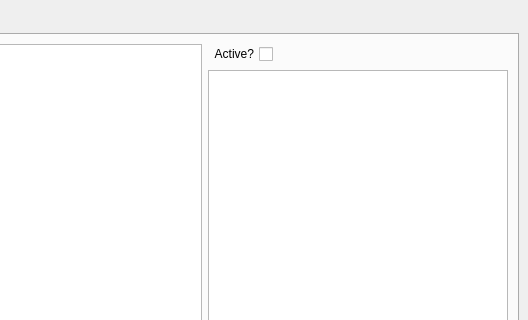
Old version of the form gui/MainWindow.ui in the repository MorganGrundy/MenuParseroo; both pictures show x 745 to 1273 and y 0 to 320 of the 1273 by 720 pixel window.
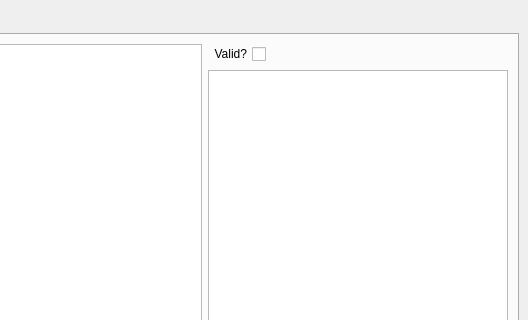
New version of the form. The open tabs and pages were chosen to show the change. Custom widgets are drawn as their Qt base class.

Commit message:
OCR Correction stage can now edit text and valid state (#7)
Selected text item changed to be green.
Invalid items are red.

The edit to the form file:
```diff
--- a/gui/MainWindow.ui
+++ b/gui/MainWindow.ui
@@ -209,7 +209,7 @@
                <enum>Qt::RightToLeft</enum>
               </property>
               <property name="text">
-               <string>Active?</string>
+               <string>Valid?</string>
               </property>
              </widget>
             </item>
```
Left out of the diff: 4 changed lines with no effect on the pictures. The commit also changes 7 other files.
